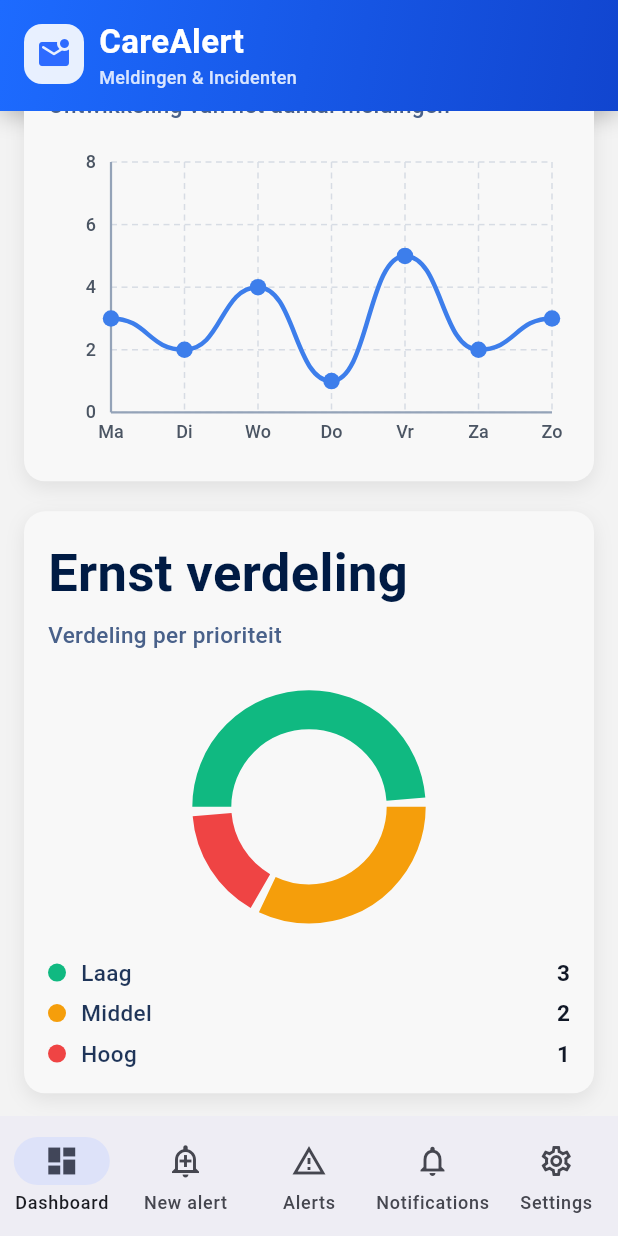
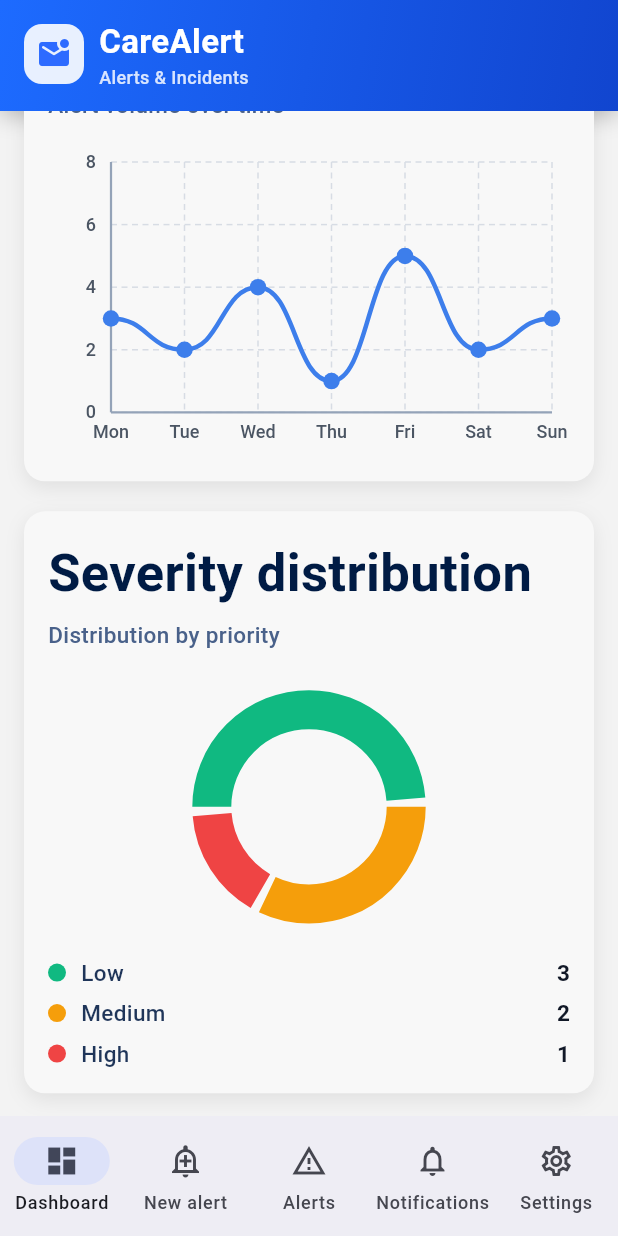
Before and after one commit to 0353497/Hackathon, a Flutter app: the screen it shows after launch, scrolled down 1051 dp, on a phone screen of 412 x 824 dp. Run offline on Flutter 3.47's test engine with Material 3 defaults, Android fonts, the light colour scheme and no system bars; our stand-ins replace get, location, speech_to_text.

Commit message:
added translations

```diff
--- a/care_alert/lib/core/translations.dart
+++ b/care_alert/lib/core/translations.dart
@@ -6,6 +6,30 @@ class AppTranslations extends Translations {
     'en': {
       'hello_world': 'Hello World!',
       'dashboard': 'Dashboard',
+      'dashboard_welcome_subtitle': 'Welcome back, here is today\'s overview',
+      'dashboard_emergency_alert': 'Emergency alert',
+      'dashboard_alerts_today': 'Alerts today',
+      'dashboard_tag_today': 'Today',
+      'dashboard_open_alerts': 'Open alerts',
+      'dashboard_tag_active': 'Active',
+      'dashboard_high_priority': 'High priority',
+      'dashboard_resolved': 'Resolved',
+      'dashboard_tag_completed': 'Completed',
+      'dashboard_brand_name': 'CareAlert',
+      'dashboard_brand_subtitle': 'Alerts & Incidents',
+      'dashboard_alerts_this_week': 'Alerts this week',
+      'dashboard_week': 'Week',
+      'dashboard_month': 'Month',
+      'dashboard_alerts_trend_subtitle': 'Alert volume over time',
+      'dashboard_severity_distribution': 'Severity distribution',
+      'dashboard_distribution_subtitle': 'Distribution by priority',
+      'dashboard_weekday_mon': 'Mon',
+      'dashboard_weekday_tue': 'Tue',
+      'dashboard_weekday_wed': 'Wed',
+      'dashboard_weekday_thu': 'Thu',
+      'dashboard_weekday_fri': 'Fri',
+      'dashboard_weekday_sat': 'Sat',
+      'dashboard_weekday_sun': 'Sun',
       'new_melding': 'New alert',
       'meldingen': 'Alerts',
       'notificaties': 'Notifications',
@@ -60,6 +84,30 @@ class AppTranslations extends Translations {
     'en_US': {
       'hello_world': 'Hello World!',
       'dashboard': 'Dashboard',
+      'dashboard_welcome_subtitle': 'Welcome back, here is today\'s overview',
+      'dashboard_emergency_alert': 'Emergency alert',
+      'dashboard_alerts_today': 'Alerts today',
+      'dashboard_tag_today': 'Today',
+      'dashboard_open_alerts': 'Open alerts',
+      'dashboard_tag_active': 'Active',
+      'dashboard_high_priority': 'High priority',
+      'dashboard_resolved': 'Resolved',
+      'dashboard_tag_completed': 'Completed',
+      'dashboard_brand_name': 'CareAlert',
+      'dashboard_brand_subtitle': 'Alerts & Incidents',
+      'dashboard_alerts_this_week': 'Alerts this week',
+      'dashboard_week': 'Week',
+      'dashboard_month': 'Month',
+      'dashboard_alerts_trend_subtitle': 'Alert volume over time',
+      'dashboard_severity_distribution': 'Severity distribution',
+      'dashboard_distribution_subtitle': 'Distribution by priority',
+      'dashboard_weekday_mon': 'Mon',
+      'dashboard_weekday_tue': 'Tue',
+      'dashboard_weekday_wed': 'Wed',
+      'dashboard_weekday_thu': 'Thu',
+      'dashboard_weekday_fri': 'Fri',
+      'dashboard_weekday_sat': 'Sat',
+      'dashboard_weekday_sun': 'Sun',
       'new_melding': 'New alert',
       'meldingen': 'Alerts',
       'notificaties': 'Notifications',
@@ -114,6 +162,32 @@ class AppTranslations extends Translations {
     'nl': {
       'hello_world': 'Hallo wereld!',
       'dashboard': 'Dashboard',
+      'dashboard_welcome_subtitle':
+          'Welkom terug, hier is het overzicht van vandaag',
+      'dashboard_emergency_alert': 'Noodmelding',
+      'dashboard_alerts_today': 'Meldingen vandaag',
+      'dashboard_tag_today': 'Vandaag',
+      'dashboard_open_alerts': 'Openstaande meldingen',
+      'dashboard_tag_active': 'Actief',
+      'dashboard_high_priority': 'Hoge prioriteit',
+      'dashboard_resolved': 'Afgehandeld',
+      'dashboard_tag_completed': 'Voltooid',
+      'dashboard_brand_name': 'CareAlert',
+      'dashboard_brand_subtitle': 'Meldingen & Incidenten',
+      'dashboard_alerts_this_week': 'Meldingen deze week',
+      'dashboard_week': 'Week',
+      'dashboard_month': 'Maand',
+      'dashboard_alerts_trend_subtitle':
+          'Ontwikkeling van het aantal meldingen',
+      'dashboard_severity_distribution': 'Ernst verdeling',
+      'dashboard_distribution_subtitle': 'Verdeling per prioriteit',
+      'dashboard_weekday_mon': 'Ma',
+      'dashboard_weekday_tue': 'Di',
+      'dashboard_weekday_wed': 'Wo',
+      'dashboard_weekday_thu': 'Do',
+      'dashboard_weekday_fri': 'Vr',
+      'dashboard_weekday_sat': 'Za',
+      'dashboard_weekday_sun': 'Zo',
       'new_melding': 'Nieuwe melding',
       'meldingen': 'Meldingen',
       'notificaties': 'Notificaties',
@@ -168,6 +242,32 @@ class AppTranslations extends Translations {
     'nl_NL': {
       'hello_world': 'Hallo wereld!',
       'dashboard': 'Dashboard',
+      'dashboard_welcome_subtitle':
+          'Welkom terug, hier is het overzicht van vandaag',
+      'dashboard_emergency_alert': 'Noodmelding',
+      'dashboard_alerts_today': 'Meldingen vandaag',
+      'dashboard_tag_today': 'Vandaag',
+      'dashboard_open_alerts': 'Openstaande meldingen',
+      'dashboard_tag_active': 'Actief',
+      'dashboard_high_priority': 'Hoge prioriteit',
+      'dashboard_resolved': 'Afgehandeld',
+      'dashboard_tag_completed': 'Voltooid',
+      'dashboard_brand_name': 'CareAlert',
+      'dashboard_brand_subtitle': 'Meldingen & Incidenten',
+      'dashboard_alerts_this_week': 'Meldingen deze week',
+      'dashboard_week': 'Week',
+      'dashboard_month': 'Maand',
+      'dashboard_alerts_trend_subtitle':
+          'Ontwikkeling van het aantal meldingen',
+      'dashboard_severity_distribution': 'Ernst verdeling',
+      'dashboard_distribution_subtitle': 'Verdeling per prioriteit',
+      'dashboard_weekday_mon': 'Ma',
+      'dashboard_weekday_tue': 'Di',
+      'dashboard_weekday_wed': 'Wo',
+      'dashboard_weekday_thu': 'Do',
+      'dashboard_weekday_fri': 'Vr',
+      'dashboard_weekday_sat': 'Za',
+      'dashboard_weekday_sun': 'Zo',
       'new_melding': 'Nieuwe melding',
       'meldingen': 'Meldingen',
       'notificaties': 'Notificaties',
--- a/care_alert/lib/presentation/components/dashboard_view.dart
+++ b/care_alert/lib/presentation/components/dashboard_view.dart
@@ -1,6 +1,7 @@
 import 'dart:math' as math;
 
 import 'package:flutter/material.dart';
+import 'package:get/get.dart';
 
 class DashboardView extends StatelessWidget {
   const DashboardView({super.key});
@@ -23,7 +24,7 @@ class DashboardView extends StatelessWidget {
                   crossAxisAlignment: CrossAxisAlignment.start,
                   children: [
                     Text(
-                      'Dashboard',
+                      'dashboard'.tr,
                       style: textTheme.headlineMedium?.copyWith(
                         fontWeight: FontWeight.w700,
                         color: const Color(0xFF111111),
@@ -31,7 +32,7 @@ class DashboardView extends StatelessWidget {
                     ),
                     const SizedBox(height: 2),
                     Text(
-                      'Welkom terug, hier is het overzicht van vandaag',
+                      'dashboard_welcome_subtitle'.tr,
                       style: textTheme.bodyMedium?.copyWith(
                         color: const Color(0xFF4E4E4E),
                       ),
@@ -43,50 +44,50 @@ class DashboardView extends StatelessWidget {
                       children: [
                         DashboardActionButton(
                           backgroundColor: const Color(0xFF1F66FF),
-                          label: 'Nieuwe melding',
+                          label: 'new_melding'.tr,
                           icon: Icons.note_add_outlined,
                           onPressed: () {},
                         ),
                         DashboardActionButton(
                           backgroundColor: const Color(0xFFE10019),
-                          label: 'Noodmelding',
+                          label: 'dashboard_emergency_alert'.tr,
                           icon: Icons.warning_amber_rounded,
                           onPressed: () {},
                         ),
                       ],
                     ),
                     const SizedBox(height: 18),
-                    const DashboardStatsCard(
+                    DashboardStatsCard(
                       count: 3,
-                      title: 'Meldingen vandaag',
-                      tagLabel: 'Vandaag',
+                      title: 'dashboard_alerts_today'.tr,
+                      tagLabel: 'dashboard_tag_today'.tr,
                       baseColor: Color(0xFF1A66F8),
                       highlightColor: Color(0xFF1A66F8),
                       leadingIcon: Icons.north_east_rounded,
                     ),
                     const SizedBox(height: 14),
-                    const DashboardStatsCard(
+                    DashboardStatsCard(
                       count: 2,
-                      title: 'Openstaande meldingen',
-                      tagLabel: 'Actief',
+                      title: 'dashboard_open_alerts'.tr,
+                      tagLabel: 'dashboard_tag_active'.tr,
                       baseColor: Color(0xFFE5001A),
                       highlightColor: Color(0xFFE5001A),
                       leadingIcon: Icons.watch_later_outlined,
                     ),
                     const SizedBox(height: 14),
-                    const DashboardStatsCard(
+                    DashboardStatsCard(
                       count: 1,
-                      title: 'Hoge prioriteit',
-                      tagLabel: 'Actief',
+                      title: 'dashboard_high_priority'.tr,
+                      tagLabel: 'dashboard_tag_active'.tr,
                       baseColor: Color(0xFFF56800),
                       highlightColor: Color(0xFFF56800),
                       leadingIcon: Icons.monitor_heart_outlined,
                     ),
                     const SizedBox(height: 14),
-                    const DashboardStatsCard(
+                    DashboardStatsCard(
                       count: 3,
-                      title: 'Afgehandeld',
-                      tagLabel: 'Voltooid',
+                      title: 'dashboard_resolved'.tr,
+                      tagLabel: 'dashboard_tag_completed'.tr,
                       baseColor: Color(0xFF05B946),
                       highlightColor: Color(0xFF05B946),
                       leadingIcon: Icons.check_circle_outline,
@@ -143,11 +144,11 @@ class DashboardTopHeader extends StatelessWidget {
             ),
           ),
           const SizedBox(width: 10),
-          const Column(
+          Column(
             crossAxisAlignment: CrossAxisAlignment.start,
             children: [
               Text(
-                'CareAlert',
+                'dashboard_brand_name'.tr,
                 style: TextStyle(
                   color: Colors.white,
                   fontSize: 22,
@@ -155,7 +156,7 @@ class DashboardTopHeader extends StatelessWidget {
                 ),
               ),
               Text(
-                'Meldingen & Incidenten',
+                'dashboard_brand_subtitle'.tr,
                 style: TextStyle(
                   color: Color(0xFFD8E5FF),
                   fontSize: 12,
@@ -267,8 +268,10 @@ class DashboardStatsCard extends StatelessWidget {
                     child: Icon(leadingIcon, color: Colors.white),
                   ),
                   Container(
-                    padding:
-                        const EdgeInsets.symmetric(horizontal: 10, vertical: 4),
+                    padding: const EdgeInsets.symmetric(
+                      horizontal: 10,
+                      vertical: 4,
+                    ),
                     decoration: BoxDecoration(
                       color: Colors.white.withValues(alpha: 0.32),
                       borderRadius: BorderRadius.circular(999),
@@ -338,8 +341,8 @@ class DashboardWeeklyTrendCard extends StatelessWidget {
           Row(
             mainAxisAlignment: MainAxisAlignment.spaceBetween,
             children: [
-              const Text(
-                'Meldingen deze week',
+              Text(
+                'dashboard_alerts_this_week'.tr,
                 style: TextStyle(
                   fontSize: 33,
                   fontWeight: FontWeight.w700,
@@ -349,14 +352,16 @@ class DashboardWeeklyTrendCard extends StatelessWidget {
               Row(
                 children: [
                   Container(
-                    padding:
-                        const EdgeInsets.symmetric(horizontal: 14, vertical: 5),
+                    padding: const EdgeInsets.symmetric(
+                      horizontal: 14,
+                      vertical: 5,
+                    ),
                     decoration: BoxDecoration(
                       color: const Color(0xFFD8E7FF),
                       borderRadius: BorderRadius.circular(999),
                     ),
-                    child: const Text(
-                      'Week',
+                    child: Text(
+                      'dashboard_week'.tr,
                       style: TextStyle(
                         color: Color(0xFF1D63F0),
                         fontSize: 14,
@@ -365,8 +370,8 @@ class DashboardWeeklyTrendCard extends StatelessWidget {
                     ),
                   ),
                   const SizedBox(width: 8),
-                  const Text(
-                    'Maand',
+                  Text(
+                    'dashboard_month'.tr,
                     style: TextStyle(
                       color: Color(0xFF374151),
                       fontSize: 14,
@@ -378,8 +383,8 @@ class DashboardWeeklyTrendCard extends StatelessWidget {
             ],
           ),
           const SizedBox(height: 6),
-          const Text(
-            'Ontwikkeling van het aantal meldingen',
+          Text(
+            'dashboard_alerts_trend_subtitle'.tr,
             style: TextStyle(
               color: Color(0xFF49618A),
               fontSize: 15,
@@ -425,8 +430,8 @@ class DashboardSeverityDistributionCard extends StatelessWidget {
       child: Column(
         crossAxisAlignment: CrossAxisAlignment.start,
         children: [
-          const Text(
-            'Ernst verdeling',
+          Text(
+            'dashboard_severity_distribution'.tr,
             style: TextStyle(
               fontSize: 35,
               fontWeight: FontWeight.w700,
@@ -434,8 +439,8 @@ class DashboardSeverityDistributionCard extends StatelessWidget {
             ),
           ),
           const SizedBox(height: 6),
-          const Text(
-            'Verdeling per prioriteit',
+          Text(
+            'dashboard_distribution_subtitle'.tr,
             style: TextStyle(
               color: Color(0xFF49618A),
               fontSize: 15,
@@ -457,21 +462,21 @@ class DashboardSeverityDistributionCard extends StatelessWidget {
             ),
           ),
           const SizedBox(height: 10),
-          const _LegendRow(
+          _LegendRow(
             color: Color(0xFF10B981),
-            label: 'Laag',
+            label: 'severity_low'.tr,
             value: low,
           ),
           const SizedBox(height: 6),
-          const _LegendRow(
+          _LegendRow(
             color: Color(0xFFF59E0B),
-            label: 'Middel',
+            label: 'severity_medium'.tr,
             value: medium,
           ),
           const SizedBox(height: 6),
-          const _LegendRow(
+          _LegendRow(
             color: Color(0xFFEF4444),
-            label: 'Hoog',
+            label: 'severity_high'.tr,
             value: high,
           ),
         ],
@@ -591,10 +596,21 @@ class _WeeklyLineChartPainter extends CustomPainter {
         ),
         textDirection: TextDirection.ltr,
       )..layout();
-      tp.paint(canvas, Offset(chartRect.left - 10 - tp.width, y - tp.height / 2));
+      tp.paint(
+        canvas,
+        Offset(chartRect.left - 10 - tp.width, y - tp.height / 2),
+      );
     }
 
-    const xLabels = ['Ma', 'Di', 'Wo', 'Do', 'Vr', 'Za', 'Zo'];
+    final xLabels = [
+      'dashboard_weekday_mon'.tr,
+      'dashboard_weekday_tue'.tr,
+      'dashboard_weekday_wed'.tr,
+      'dashboard_weekday_thu'.tr,
+      'dashboard_weekday_fri'.tr,
+      'dashboard_weekday_sat'.tr,
+      'dashboard_weekday_sun'.tr,
+    ];
     for (int i = 0; i < xLabels.length; i++) {
       final x = chartRect.left + i * (chartRect.width / 6);
       final tp = TextPainter(
@@ -639,12 +655,7 @@ class _WeeklyLineChartPainter extends CustomPainter {
     }
   }
 
-  void _drawDashedLine(
-    Canvas canvas,
-    Offset start,
-    Offset end,
-    Paint paint,
-  ) {
+  void _drawDashedLine(Canvas canvas, Offset start, Offset end, Paint paint) {
     const dashWidth = 4.0;
     const dashSpace = 3.0;
     final totalLength = (end - start).distance;
--- a/care_alert/lib/presentation/pages/homepage.dart
+++ /dev/null
@@ -1,10 +0,0 @@
-import 'package:flutter/material.dart';
-
-class Homepage extends StatelessWidget {
-  const Homepage({super.key});
-
-  @override
-  Widget build(BuildContext context) {
-    return const Placeholder();
-  }
-}
```
